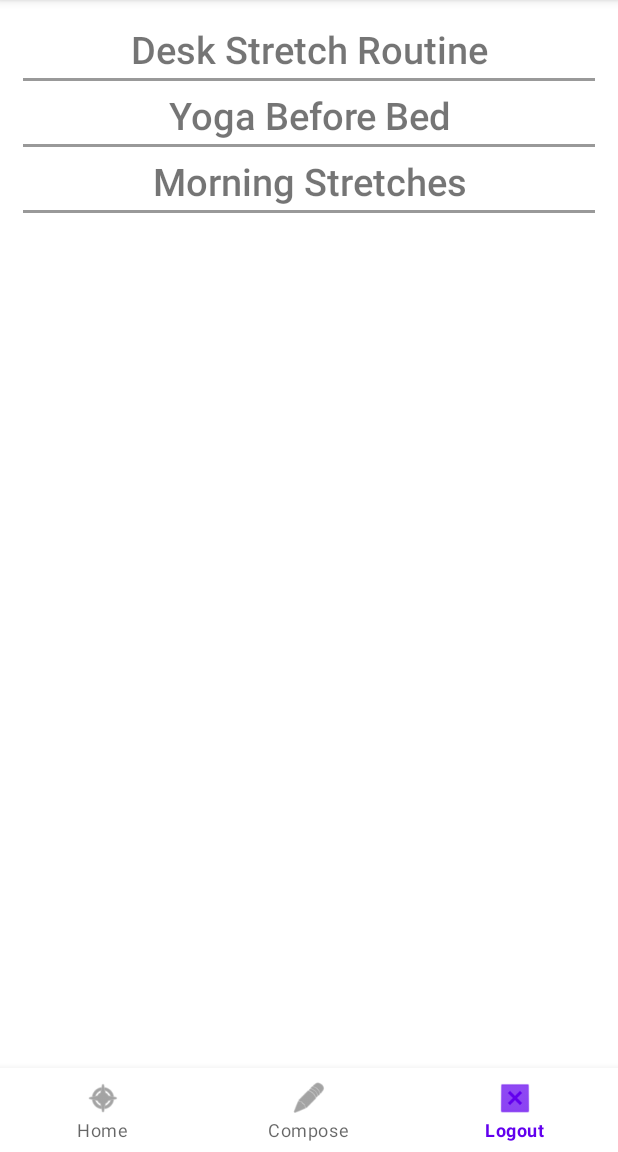
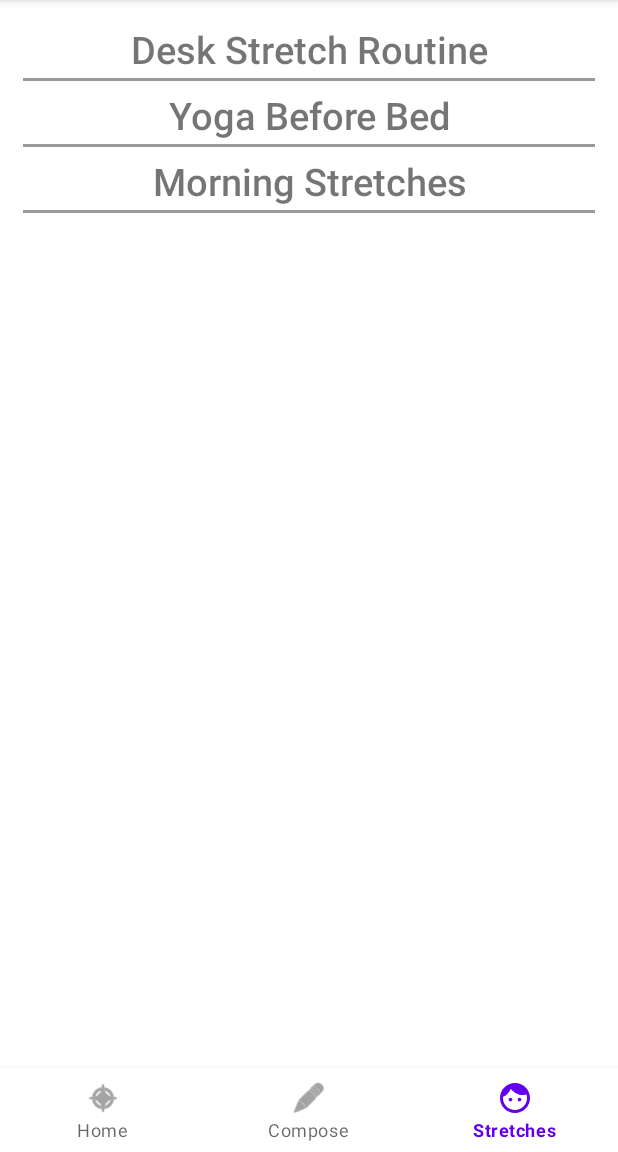
Before and after one commit to codpathin/selfcare-app, an Android app: the screen it shows after launch (MainActivity), item 3 of the bottom bar chosen, on a phone screen of 412 x 824 dp, the part 84-1236 px from its top. Run offline under Robolectric (Android 15) with nearby library versions, the phone set to English and light mode, and no system bars; libraries missing offline, so code that uses them is left out: com.applandeo.materialcalendarview, org.parceler; 3 statements that could not run were skipped.

Commit message:
fixed menu (logout -> stretches)

```diff
--- a/app/src/main/java/com/example/myapplication/MainActivity.java
+++ b/app/src/main/java/com/example/myapplication/MainActivity.java
@@ -64,7 +64,7 @@ public class MainActivity extends AppCompatActivity {
                     case R.id.action_compose:
                         fragment = new ComposeFragment();
                         break;
-                    case R.id.action_logout:
+                    case R.id.action_stretches:
                         fragment = new StretchlistActivity();
                         break;
                     default: return true;
--- /dev/null
+++ b/app/src/main/res/drawable/ic_baseline_face_24.xml
@@ -0,0 +1,5 @@
+<vector android:height="24dp" android:tint="#343434"
+    android:viewportHeight="24" android:viewportWidth="24"
+    android:width="24dp" xmlns:android="http://schemas.android.com/apk/res/android">
+    <path android:fillColor="@android:color/white" android:pathData="M9,11.75c-0.69,0 -1.25,0.56 -1.25,1.25s0.56,1.25 1.25,1.25 1.25,-0.56 1.25,-1.25 -0.56,-1.25 -1.25,-1.25zM15,11.75c-0.69,0 -1.25,0.56 -1.25,1.25s0.56,1.25 1.25,1.25 1.25,-0.56 1.25,-1.25 -0.56,-1.25 -1.25,-1.25zM12,2C6.48,2 2,6.48 2,12s4.48,10 10,10 10,-4.48 10,-10S17.52,2 12,2zM12,20c-4.41,0 -8,-3.59 -8,-8 0,-0.29 0.02,-0.58 0.05,-0.86 2.36,-1.05 4.23,-2.98 5.21,-5.37C11.07,8.33 14.05,10 17.42,10c0.78,0 1.53,-0.09 2.25,-0.26 0.21,0.71 0.33,1.47 0.33,2.26 0,4.41 -3.59,8 -8,8z"/>
+</vector>
--- a/app/src/main/res/menu/menu_bottom_navigation.xml
+++ b/app/src/main/res/menu/menu_bottom_navigation.xml
@@ -13,8 +13,8 @@
         android:title="Compose"
         app:showAsAction="always" />
     <item
-        android:id="@+id/action_logout"
-        android:icon="@android:drawable/btn_dialog"
-        android:title="Logout"
+        android:id="@+id/action_stretches"
+        android:icon="@drawable/ic_baseline_face_24"
+        android:title="Stretches"
         app:showAsAction="always" />
 </menu>
```
